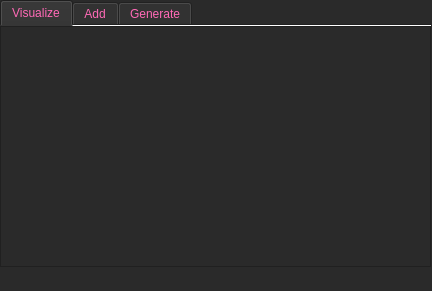
This is windows/ui/Menu_Window.ui in Gugarauj07/Password_Manager as Qt 5 draws it before an edit. The edited form follows.
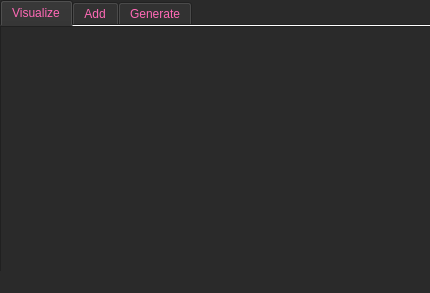
This is the edited form.

Commit message: metodo visualizar

What changed in the file:
```diff
--- a/windows/ui/Menu_Window.ui
+++ b/windows/ui/Menu_Window.ui
@@ -6,8 +6,8 @@
    <rect>
     <x>0</x>
     <y>0</y>
-    <width>432</width>
-    <height>291</height>
+    <width>430</width>
+    <height>293</height>
    </rect>
   </property>
   <property name="windowTitle">
@@ -46,13 +46,13 @@
      <attribute name="title">
       <string>Visualize</string>
      </attribute>
-     <widget class="QTableView" name="tableView">
+     <widget class="QTableWidget" name="tableWidget">
       <property name="geometry">
        <rect>
         <x>0</x>
         <y>0</y>
         <width>431</width>
-        <height>241</height>
+        <height>251</height>
        </rect>
       </property>
      </widget>
```
Left out of the diff: 2 changed lines with no effect on the pictures. The commit also changes 2 other files.
